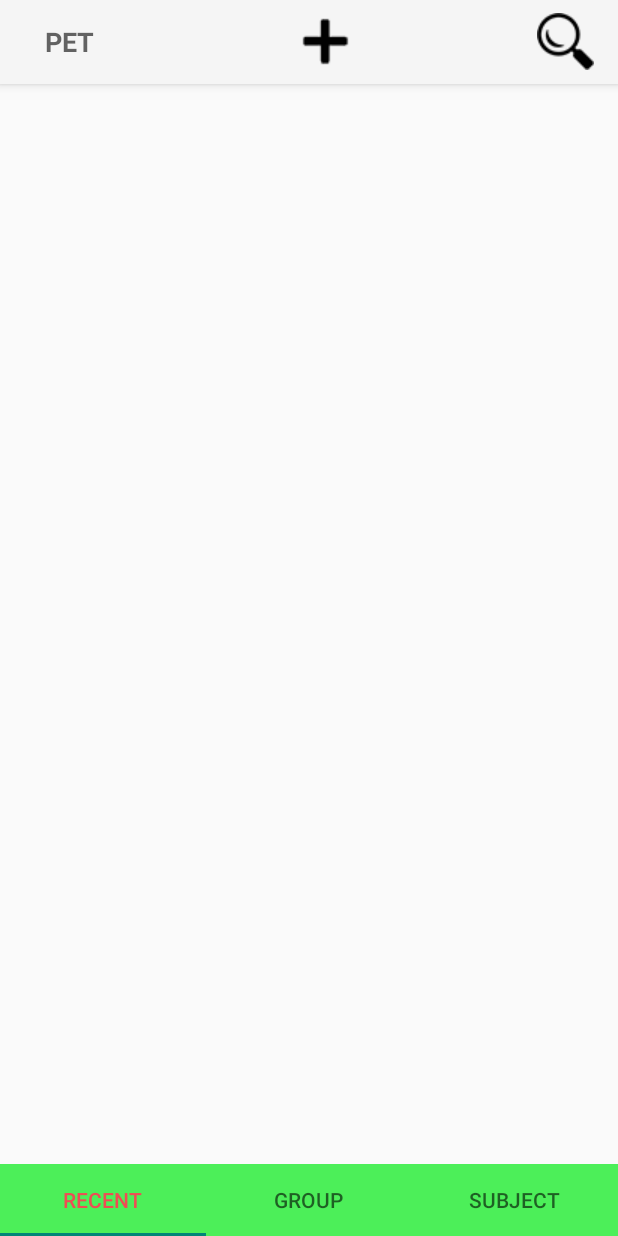
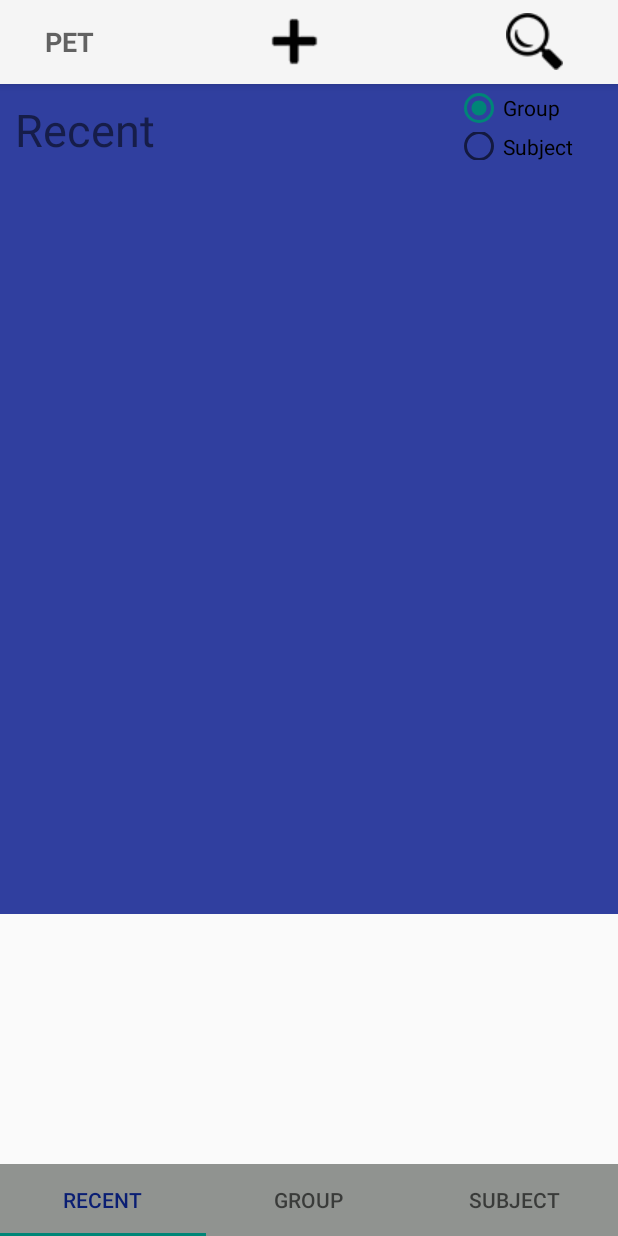
Before and after one commit to huygia1997/PassExamTogether, an Android app: the screen it shows after launch (FrameActivity), on a phone screen of 412 x 824 dp. Run offline under Robolectric (Android 15) with nearby library versions, the phone set to English and light mode, and no system bars.

Commit message:
add create group dialog

```diff
--- a/app/src/main/AndroidManifest.xml
+++ b/app/src/main/AndroidManifest.xml
@@ -16,7 +16,8 @@
                 <category android:name="android.intent.category.LAUNCHER" />
             </intent-filter>
         </activity>
-        <activity android:name=".FrameActivity"></activity>
+        <activity android:name=".FrameActivity" />
+        <activity android:name=".CreatingGroupActivity"></activity>
     </application>
 
 </manifest>
--- a/app/src/main/java/pet/project/pet/FrameActivity.java
+++ b/app/src/main/java/pet/project/pet/FrameActivity.java
@@ -1,6 +1,8 @@
 package pet.project.pet;
 
+import android.app.Dialog;
 import android.app.FragmentManager;
+import android.content.Context;
 import android.support.design.widget.TabLayout;
 import android.support.v4.view.ViewPager;
 import android.support.v4.widget.DrawerLayout;
@@ -10,14 +12,23 @@ import android.support.v7.app.AppCompatActivity;
 import android.os.Bundle;
 import android.view.MenuItem;
 import android.view.View;
+import android.widget.ArrayAdapter;
+import android.widget.Button;
 import android.widget.ImageButton;
+import android.widget.Spinner;
 import android.widget.Toast;
+
+import java.util.ArrayList;
+import java.util.List;
 
 public class FrameActivity extends AppCompatActivity {
     private DrawerLayout mDrawerLayout;
     private ActionBarDrawerToggle mToggle;
     private ViewPager pager;
     private TabLayout tabLayout;
+    private Spinner spnr_Subject;
+    Button btn_Create_Group;
+    private Dialog dialog;
 
 
     @Override
@@ -26,11 +37,12 @@ public class FrameActivity extends AppCompatActivity {
         setContentView(R.layout.activity_frame);
         addControl();
 
+
         mDrawerLayout = (DrawerLayout) findViewById(R.id.drawerLayout);
-        mToggle = new ActionBarDrawerToggle(this, mDrawerLayout, R.string.open, R.string.close);
+//        mToggle = new ActionBarDrawerToggle(this, mDrawerLayout, R.string.open, R.string.close);
 
-        mDrawerLayout.addDrawerListener(mToggle);
-        mToggle.syncState();
+//        mDrawerLayout.addDrawerListener(mToggle);
+//        mToggle.syncState();
 
         getSupportActionBar().setDisplayOptions(ActionBar.DISPLAY_SHOW_CUSTOM);
         getSupportActionBar().setDisplayShowCustomEnabled(true);
@@ -49,12 +61,39 @@ public class FrameActivity extends AppCompatActivity {
 //            }
 //        });
 
-        ImageButton imageButton2= (ImageButton)view.findViewById(R.id.btn_search);
+        ImageButton btn_search= (ImageButton)view.findViewById(R.id.btn_search);
 
-        imageButton2.setOnClickListener(new View.OnClickListener() {
+        btn_search.setOnClickListener(new View.OnClickListener() {
             @Override
             public void onClick(View v) {
                 Toast.makeText(getApplicationContext(),"Forward Button is clicked", Toast.LENGTH_LONG).show();
+            }
+        });
+
+        ImageButton btn_create_group = (ImageButton)view.findViewById(R.id.btn_add_group);
+        btn_create_group.setOnClickListener(new View.OnClickListener() {
+            @Override
+            public void onClick(View v) {
+                dialog = new Dialog(FrameActivity.this);
+                dialog.setContentView(R.layout.dialog_creating_group);
+                spnr_Subject = (Spinner)dialog.findViewById(R.id.spnr_Subject);
+                List<String> dataSrc = new ArrayList<>();
+                dataSrc.add("SWD ");
+                dataSrc.add("PRM321");
+                dataSrc.add("HCI");
+                ArrayAdapter<String> dataAdapter = new ArrayAdapter<String>(FrameActivity.this, android.R.layout.simple_spinner_item, dataSrc);
+                dataAdapter.setDropDownViewResource(android.R.layout.simple_spinner_dropdown_item);
+                spnr_Subject.setAdapter(dataAdapter);
+                dialog.show();
+
+                Button btn_submit_create_group = (Button) dialog.findViewById(R.id.btn_submit_create_group);
+                btn_submit_create_group.setOnClickListener(new View.OnClickListener() {
+                    @Override
+                    public void onClick(View v) {
+                        // sau khi nhan submit tao group
+                    }
+                });
+
             }
         });
     }
@@ -72,9 +111,6 @@ public class FrameActivity extends AppCompatActivity {
 
     @Override
     public boolean onOptionsItemSelected(MenuItem item) {
-        if (mToggle.onOptionsItemSelected(item)) {
-            return true;
-        }
         return super.onOptionsItemSelected(item);
     }
 }
--- a/app/src/main/java/pet/project/pet/fragment/RecentFragment.java
+++ b/app/src/main/java/pet/project/pet/fragment/RecentFragment.java
@@ -7,6 +7,8 @@ import android.support.v4.app.Fragment;
 import android.view.LayoutInflater;
 import android.view.View;
 import android.view.ViewGroup;
+import android.widget.RadioButton;
+import android.widget.RadioGroup;
 
 import pet.project.pet.R;
 
@@ -27,5 +29,12 @@ public class RecentFragment extends Fragment {
         return inflater.inflate(R.layout.fragment_recent, container, false);
     }
 
+    @Override
+    public void onStart() {
+        super.onStart();
 
+        RadioGroup rdG_filter = (RadioGroup)getActivity().findViewById(R.id.rdG_filter);
+        RadioButton rd_group_choice = (RadioButton)getActivity().findViewById(R.id.rd_group_choice);
+        rd_group_choice.setChecked(true);
+    }
 }
--- a/app/src/main/res/layout/activity_frame.xml
+++ b/app/src/main/res/layout/activity_frame.xml
@@ -21,15 +21,18 @@
             android:layout_height="48dp"
             android:layout_alignParentBottom="true"
             android:layout_alignParentStart="true"
-            android:background="#4cef59"
-            app:tabSelectedTextColor="#ef4c54">
+            android:background="#d47b7f7b"
+            app:tabSelectedTextColor="#0a1e73">
 
         </android.support.design.widget.TabLayout>
+
         <android.support.v4.view.ViewPager
-            android:layout_below="@id/tab_layout"
             android:id="@+id/view_pager"
             android:layout_width="match_parent"
-            android:layout_height="match_parent" />
+            android:layout_height="553dp"
+            android:layout_alignParentStart="true"
+            android:layout_alignParentTop="true"
+            android:background="@color/colorPrimaryDark" />
 
     </RelativeLayout>
 
--- a/app/src/main/res/layout/custom_action_bar_layout.xml
+++ b/app/src/main/res/layout/custom_action_bar_layout.xml
@@ -16,39 +16,38 @@
             <!--android:layout_centerHorizontal="true" />-->
 
         <TextView
-            android:layout_width="wrap_content"
+            android:layout_width="70dp"
             android:layout_height="wrap_content"
-            android:text="@string/app_name"
-            android:gravity="center_horizontal"
-            android:textAppearance="?android:attr/textAppearanceMedium"
-            android:textStyle="bold"
-            android:padding="10dp"
             android:layout_alignParentTop="true"
             android:layout_column="1"
             android:layout_weight="1"
-            />
+            android:gravity="center_horizontal"
+            android:padding="10dp"
+            android:text="@string/app_name"
+            android:textAppearance="?android:attr/textAppearanceMedium"
+            android:textStyle="bold" />
 
         <ImageButton
-            android:layout_width="282dp"
+            android:id="@+id/btn_add_group"
+            android:layout_width="240dp"
             android:layout_height="wrap_content"
-            android:src="@drawable/add_group"
-            android:id="@+id/btn_add_group"
+            android:layout_alignParentTop="true"
+            android:layout_centerHorizontal="true"
             android:layout_gravity="center_vertical"
             android:background="@android:color/transparent"
-            android:layout_alignParentTop="true"
-            android:layout_centerHorizontal="true"
+            android:src="@drawable/add_group"
 
             />
 
         <ImageButton
-            android:layout_width="wrap_content"
+            android:id="@+id/btn_search"
+            android:layout_width="80dp"
             android:layout_height="wrap_content"
-            android:src="@drawable/search"
-            android:id="@+id/btn_search"
+            android:layout_alignParentTop="true"
+            android:layout_centerHorizontal="true"
             android:layout_gravity="center_vertical"
             android:background="@android:color/transparent"
-            android:layout_alignParentTop="true"
-            android:layout_centerHorizontal="true" />
+            android:src="@drawable/search" />
 
 
     </TableRow>
--- a/app/src/main/res/layout/fragment_recent.xml
+++ b/app/src/main/res/layout/fragment_recent.xml
@@ -1,14 +1,51 @@
 <?xml version="1.0" encoding="utf-8"?>
-<FrameLayout xmlns:android="http://schemas.android.com/apk/res/android"
+<TableLayout xmlns:android="http://schemas.android.com/apk/res/android"
     xmlns:tools="http://schemas.android.com/tools"
     android:layout_width="match_parent"
     android:layout_height="match_parent"
     tools:context=".fragment.RecentFragment">
 
     <!-- TODO: Update blank fragment layout -->
-    <TextView
+
+    <TableRow
         android:layout_width="match_parent"
-        android:layout_height="match_parent"
-        android:text="@string/hello_blank_fragment" />
+        android:layout_height="118dp">
 
-</FrameLayout>
+        <TextView
+            android:id="@+id/textView"
+            android:layout_width="wrap_content"
+            android:layout_height="wrap_content"
+            android:paddingLeft="10dp"
+            android:paddingTop="10dp"
+            android:text="Recent"
+            android:textSize="30dp" />
+
+        <Space
+            android:layout_width="200dp"
+            android:layout_height="match_parent" />
+
+        <RadioGroup
+            android:id="@+id/rdG_filter"
+            android:layout_width="182dp"
+            android:layout_height="match_parent"
+            android:orientation="vertical">
+
+            <RadioButton
+                android:id="@+id/rd_group_choice"
+                android:layout_width="wrap_content"
+                android:layout_height="wrap_content"
+                android:text="Group" />
+
+            <RadioButton
+                android:id="@+id/rd_subject_choice"
+                android:layout_width="wrap_content"
+                android:layout_height="wrap_content"
+                android:text="Subject" />
+
+        </RadioGroup>
+
+    </TableRow>
+    <TableRow>
+
+    </TableRow>
+</TableLayout>
--- a/app/src/main/res/values/colors.xml
+++ b/app/src/main/res/values/colors.xml
@@ -1,6 +1,6 @@
 <?xml version="1.0" encoding="utf-8"?>
 <resources>
     <color name="colorPrimary">#4a58a5</color>
-    <color name="colorPrimaryDark">#303F9F</color>
-    <color name="colorAccent">#FF4081</color>
+    <color name="colorPrimaryDark">#303f9f</color>
+    <color name="colorAccent">#f1a1a4ad</color>
 </resources>
```
Also changed, not shown: app/src/main/res/layout/dialog_creating_group.xml (added, +82 -0 lines).
